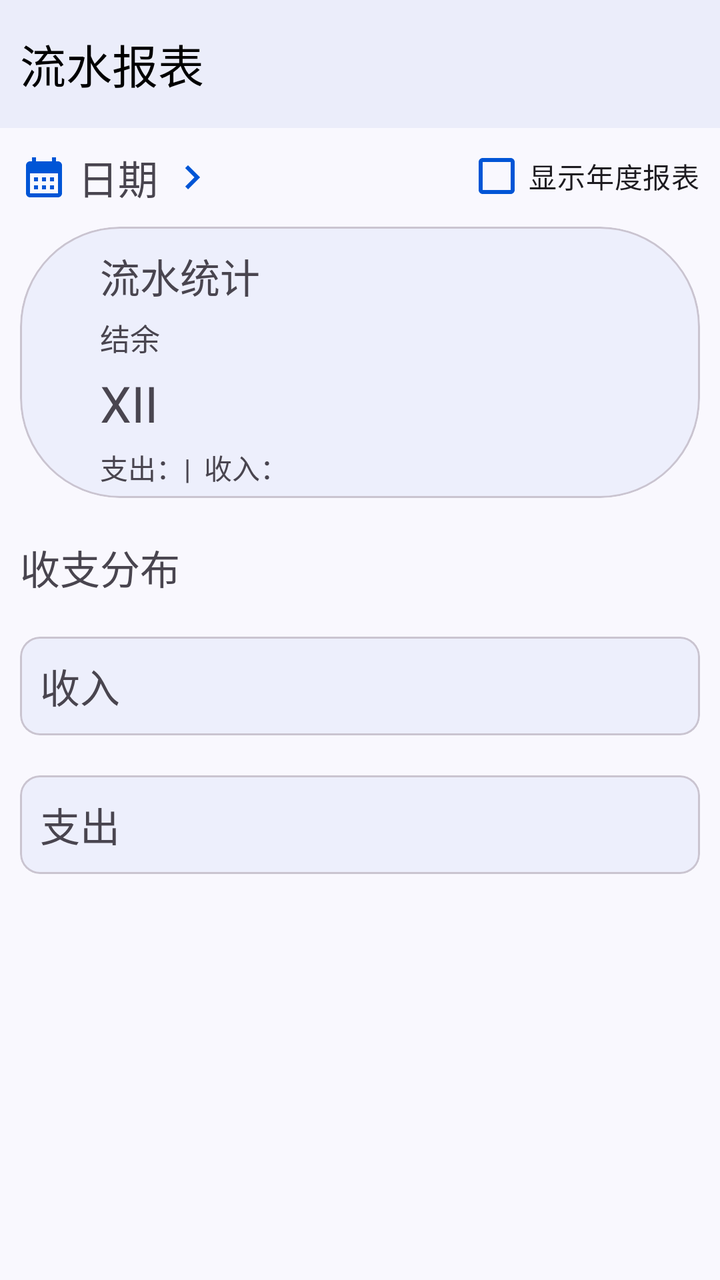
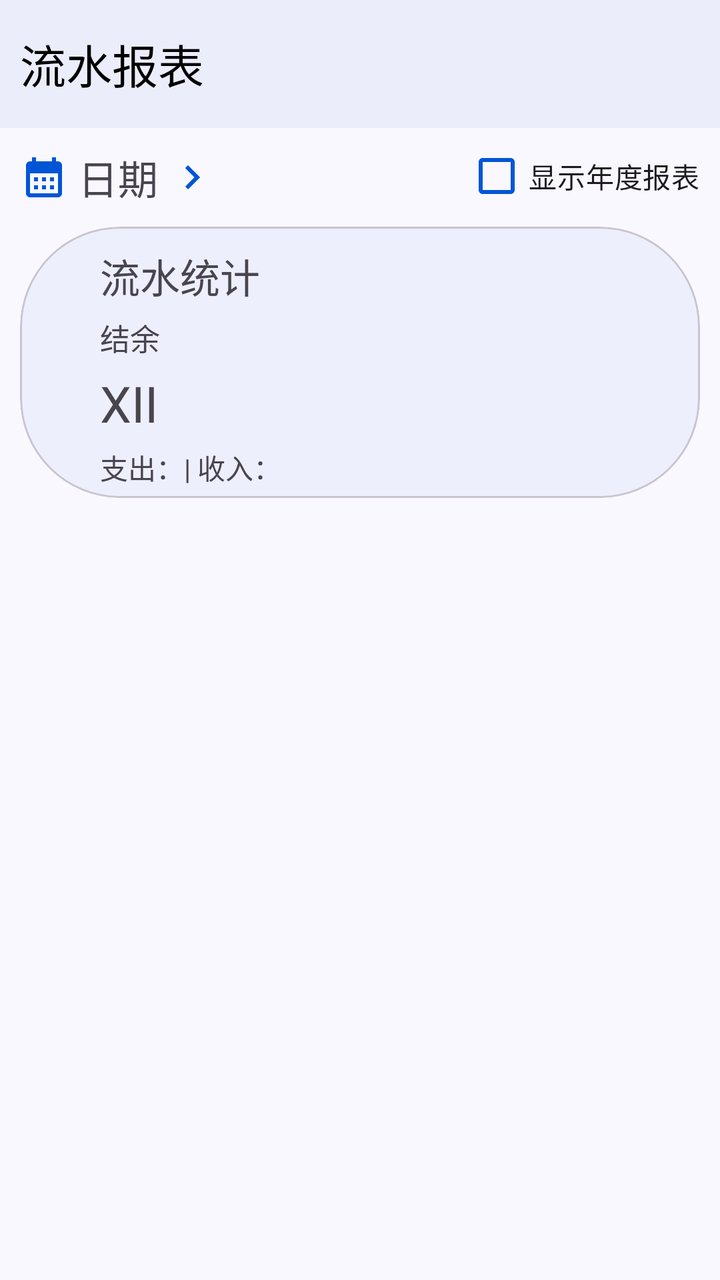

Screens rendered from an Android XML layout before and after an edit, with the pre-edit source and the edit as a unified diff.
<!-- AndroidManifest.xml: application theme Theme.ProjectManager -->
<!-- res/layout/activity_report.xml -->
<?xml version="1.0" encoding="utf-8"?>
<androidx.constraintlayout.widget.ConstraintLayout xmlns:android="http://schemas.android.com/apk/res/android"
    xmlns:app="http://schemas.android.com/apk/res-auto"
    xmlns:tools="http://schemas.android.com/tools"
    android:id="@+id/main"
    style="@style/PageStyle"
    android:layout_width="match_parent"
    android:layout_height="match_parent"
    tools:context=".ui.bookkeeping.report.ReportActivity">

    <com.google.android.material.appbar.MaterialToolbar
        android:id="@+id/report_toolbar"
        android:layout_width="match_parent"
        android:layout_height="?attr/actionBarSize"
        app:layout_constraintEnd_toEndOf="parent"
        app:layout_constraintStart_toStartOf="parent"
        app:layout_constraintTop_toTopOf="parent"
        app:title="@string/title_report" />

    <com.google.android.material.textview.MaterialTextView
        android:id="@+id/report_date_textview"
        android:layout_width="wrap_content"
        android:layout_height="wrap_content"
        android:layout_marginStart="10dp"
        android:layout_marginTop="10dp"
        android:drawableLeft="@drawable/baseline_calendar_month_24"
        android:drawableRight="@drawable/baseline_keyboard_arrow_right_24"
        android:drawablePadding="5dp"
        android:text="日期"
        android:textSize="20dp"
        app:layout_constraintLeft_toLeftOf="parent"
        app:layout_constraintTop_toBottomOf="@id/report_toolbar" />

    <com.google.android.material.checkbox.MaterialCheckBox
        android:id="@+id/report_year_only_checkbox"
        style="@style/CheckBoxStyle"
        android:layout_width="wrap_content"
        android:layout_height="wrap_content"
        android:layout_marginEnd="10dp"
        android:text="显示年度报表"
        app:layout_constraintRight_toRightOf="parent"
        app:layout_constraintTop_toBottomOf="@id/report_toolbar" />

    <com.google.android.material.card.MaterialCardView
        android:id="@+id/report_balance_cardview"
        style="@style/CommonCardStyle"
        android:layout_width="match_parent"
        android:layout_height="wrap_content"
        app:layout_constraintTop_toBottomOf="@id/report_date_textview">

        <LinearLayout
            android:layout_width="match_parent"
            android:layout_height="match_parent"
            android:orientation="vertical"
            android:padding="5dp">

            <TextView
                style="@style/ReportInfoTextViewStyle"
                android:layout_width="wrap_content"
                android:layout_height="wrap_content"
                android:text="流水统计"
                android:textSize="20sp" />

            <TextView
                style="@style/ReportInfoTextViewStyle"
                android:layout_width="wrap_content"
                android:layout_height="wrap_content"
                android:text="结余"
                android:textSize="15sp" />

            <TextView
                android:id="@+id/report_balance_textview"
                style="@style/ReportInfoTextViewStyle"
                android:layout_width="wrap_content"
                android:layout_height="wrap_content"
                android:text="XII"
                android:textSize="25sp" />

            <TextView
                android:id="@+id/report_expenditure_income_textview"
                style="@style/ReportInfoTextViewStyle"
                android:layout_width="wrap_content"
                android:layout_height="wrap_content"
                android:text="支出：|  收入：" />
        </LinearLayout>
    </com.google.android.material.card.MaterialCardView>

    <LinearLayout
        android:layout_width="match_parent"
        android:layout_height="wrap_content"
        android:layout_marginTop="10sp"
        android:orientation="vertical"
        app:layout_constraintTop_toBottomOf="@id/report_balance_cardview">

        <com.google.android.material.textview.MaterialTextView
            style="@style/LabelTextViewStyle"
            android:layout_width="wrap_content"
            android:layout_height="wrap_content"
            android:text="收支分布" />

        <com.google.android.material.card.MaterialCardView
            style="@style/ContentCardStyle"
            android:layout_width="match_parent"
            android:layout_height="wrap_content">

            <com.google.android.material.textview.MaterialTextView
                style="@style/LabelTextViewStyle"
                android:layout_width="wrap_content"
                android:layout_height="wrap_content"
                android:text="收入" />

            

        </com.google.android.material.card.MaterialCardView>

        <com.google.android.material.card.MaterialCardView
            style="@style/ContentCardStyle"
            android:layout_width="match_parent"
            android:layout_height="wrap_content">

            <com.google.android.material.textview.MaterialTextView
                style="@style/LabelTextViewStyle"
                android:layout_width="wrap_content"
                android:layout_height="wrap_content"
                android:text="支出" />

            

        </com.google.android.material.card.MaterialCardView>
    </LinearLayout>
</androidx.constraintlayout.widget.ConstraintLayout>
<!-- resources referenced by this layout -->
<resources>
  <!-- drawable baseline_calendar_month_24 (drawable) -->
  <vector xmlns:android="http://schemas.android.com/apk/res/android" android:height="24dp" android:tint="#000000" android:viewportHeight="24" android:viewportWidth="24" android:width="24dp">
        
      <path android:fillColor="@android:color/white" android:pathData="M19,4h-1V2h-2v2H8V2H6v2H5C3.89,4 3.01,4.9 3.01,6L3,20c0,1.1 0.89,2 2,2h14c1.1,0 2,-0.9 2,-2V6C21,4.9 20.1,4 19,4zM19,20H5V10h14V20zM9,14H7v-2h2V14zM13,14h-2v-2h2V14zM17,14h-2v-2h2V14zM9,18H7v-2h2V18zM13,18h-2v-2h2V18zM17,18h-2v-2h2V18z"/>
      
  </vector>
  <!-- drawable baseline_keyboard_arrow_right_24 (drawable) -->
  <vector xmlns:android="http://schemas.android.com/apk/res/android" android:autoMirrored="true" android:height="24dp" android:tint="#000000" android:viewportHeight="24" android:viewportWidth="24" android:width="24dp">
        
      <path android:fillColor="@android:color/white" android:pathData="M8.59,16.59L13.17,12 8.59,7.41 10,6l6,6 -6,6 -1.41,-1.41z"/>
      
  </vector>
  <string name="title_report">流水报表</string>
  <style name="CheckBoxStyle">
          <item name="buttonTint">@color/theme_blue</item>
      </style>
  <style name="CommonCardStyle">
          <item name="cardBackgroundColor">@color/card_background</item>
          <item name="cardCornerRadius">50dp</item>
          <item name="android:layout_margin">10dp</item>
      </style>
  <style name="ContentCardStyle">
          <item name="cardBackgroundColor">@color/card_background</item>
          <item name="cardCornerRadius">10dp</item>
          <item name="android:layout_margin">10dp</item>
      </style>
  <style name="LabelTextViewStyle">
          <item name="android:layout_margin">10dp</item>
          <item name="android:textSize">20sp</item>
      </style>
  <style name="PageStyle">
          <item name="android:fitsSystemWindows">true</item>
          <item name="android:background">@color/page_background</item>
      </style>
  <style name="ReportInfoTextViewStyle">
          <item name="android:layout_marginTop">5dp</item>
          <item name="android:layout_marginLeft">35dp</item>
      </style>
  <color name="theme_blue">#0055d6</color>
  <color name="card_background">#edeffc</color>
  <color name="page_background">#f9f8fe</color>
  <color name="theme_blue_variant">#dae1fe</color>
  <color name="white">#FFFFFFFF</color>
  <color name="teal_200">#FF03DAC5</color>
  <color name="teal_700">#FF018786</color>
  <color name="black">#FF000000</color>
  <style name="ToolBarStyle">
          <item name="android:background">@color/toolbar_background</item>
          <item name="contentInsetStart">10dp</item>
          <item name="titleTextAppearance">@style/TitleStyle</item>
      </style>
  <color name="toolbar_background">#ebedfa</color>
  <style name="TitleStyle">
          <item name="android:textSize">23sp</item>
          <item name="android:textColor">@color/black</item>
      </style>
  <!-- unchanged entries left out for length: 1 -->
</resources>

<!-- the commit's change to res/layout/activity_report.xml (unified diff, before → after) -->
@@ -23,11 +23,11 @@
         android:layout_height="wrap_content"
         android:layout_marginStart="10dp"
         android:layout_marginTop="10dp"
-        android:drawableLeft="@drawable/baseline_calendar_month_24"
-        android:drawableRight="@drawable/baseline_keyboard_arrow_right_24"
+        android:drawableStart="@drawable/baseline_calendar_month_24"
+        android:drawableEnd="@drawable/baseline_keyboard_arrow_right_24"
         android:drawablePadding="5dp"
-        android:text="日期"
-        android:textSize="20dp"
+        android:text="@string/date"
+        android:textSize="20sp"
         app:layout_constraintLeft_toLeftOf="parent"
         app:layout_constraintTop_toBottomOf="@id/report_toolbar" />
 
@@ -37,7 +37,7 @@
         android:layout_width="wrap_content"
         android:layout_height="wrap_content"
         android:layout_marginEnd="10dp"
-        android:text="显示年度报表"
+        android:text="@string/show_year_report"
         app:layout_constraintRight_toRightOf="parent"
         app:layout_constraintTop_toBottomOf="@id/report_toolbar" />
 
@@ -58,14 +58,14 @@
                 style="@style/ReportInfoTextViewStyle"
                 android:layout_width="wrap_content"
                 android:layout_height="wrap_content"
-                android:text="流水统计"
+                android:text="@string/account_statistics"
                 android:textSize="20sp" />
 
             <TextView
                 style="@style/ReportInfoTextViewStyle"
                 android:layout_width="wrap_content"
                 android:layout_height="wrap_content"
-                android:text="结余"
+                android:text="@string/balance"
                 android:textSize="15sp" />
 
             <TextView
@@ -81,7 +81,7 @@
                 style="@style/ReportInfoTextViewStyle"
                 android:layout_width="wrap_content"
                 android:layout_height="wrap_content"
-                android:text="支出：|  收入：" />
+                android:text="@string/expense_and_income" />
         </LinearLayout>
     </com.google.android.material.card.MaterialCardView>
 
@@ -90,13 +90,14 @@
         android:layout_height="wrap_content"
         android:layout_marginTop="10sp"
         android:orientation="vertical"
+        android:visibility="gone"
         app:layout_constraintTop_toBottomOf="@id/report_balance_cardview">
 
         <com.google.android.material.textview.MaterialTextView
             style="@style/LabelTextViewStyle"
             android:layout_width="wrap_content"
             android:layout_height="wrap_content"
-            android:text="收支分布" />
+            android:text="@string/expenditure_income_distribution" />
 
         <com.google.android.material.card.MaterialCardView
             style="@style/ContentCardStyle"
@@ -107,7 +108,7 @@
                 style="@style/LabelTextViewStyle"
                 android:layout_width="wrap_content"
                 android:layout_height="wrap_content"
-                android:text="收入" />
+                android:text="@string/income" />
 
             
 
@@ -122,7 +123,7 @@
                 style="@style/LabelTextViewStyle"
                 android:layout_width="wrap_content"
                 android:layout_height="wrap_content"
-                android:text="支出" />
+                android:text="@string/expenditure" />
 
             
 
<!-- resource entries referenced after the edit -->
@@ -12,6 +12,14 @@
       <path android:fillColor="@android:color/white" android:pathData="M8.59,16.59L13.17,12 8.59,7.41 10,6l6,6 -6,6 -1.41,-1.41z"/>
       
   </vector>
+  <string name="account_statistics">流水统计</string>
+  <string name="balance">结余</string>
+  <string name="date">日期</string>
+  <string name="expenditure">支出</string>
+  <string name="expenditure_income_distribution">收支分布</string>
+  <string name="expense_and_income">支出：| 收入：</string>
+  <string name="income">收入</string>
+  <string name="show_year_report">显示年度报表</string>
   <string name="title_report">流水报表</string>
   <style name="CheckBoxStyle">
           <item name="buttonTint">@color/theme_blue</item>
